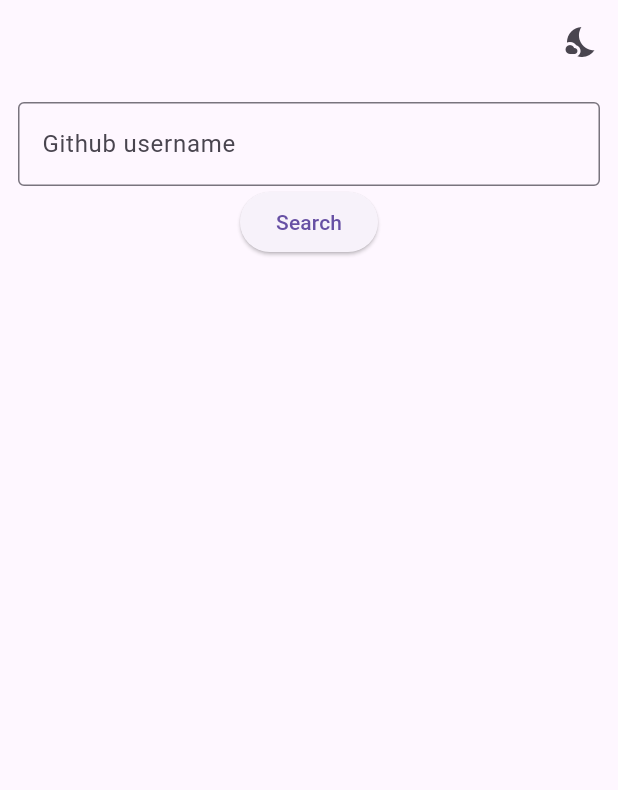
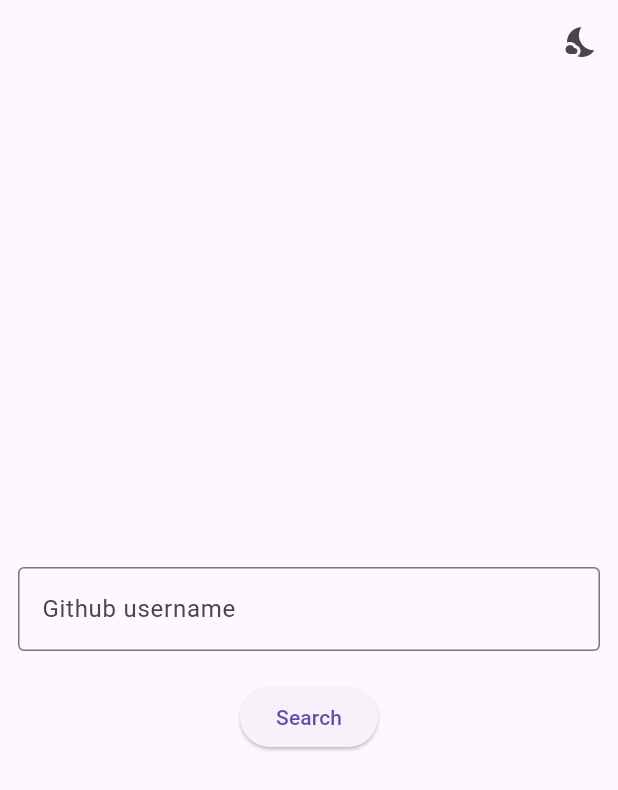
Before and after one commit to Zaminur151/Hello-GitHub, a Flutter app: the screen it shows after launch, on a phone screen of 412 x 824 dp. Shown: the top 790 px of the screen. Run offline on Flutter 3.47's test engine with Material 3 defaults, Android fonts, the phone set to English and light mode, and no system bars; our stand-ins replace dio, get, get_storage; accounts and stored records are empty.

Commit message:
UI modification on login screen

```diff
--- a/lib/view/login_screen.dart
+++ b/lib/view/login_screen.dart
@@ -28,6 +28,7 @@ class LoginScreen extends StatelessWidget {
       body: Center(
         child: Padding(padding: EdgeInsets.all(12),
         child: Column(
+          mainAxisAlignment: MainAxisAlignment.center,
           children: [
             TextField(
               controller: _controller,
@@ -36,6 +37,7 @@ class LoginScreen extends StatelessWidget {
                 border: OutlineInputBorder()
               ),
             ),
+            const SizedBox(height: 20,),
             ElevatedButton(onPressed: ()async{
               final username = _controller.text.trim();
               if(username.isEmpty){
```
